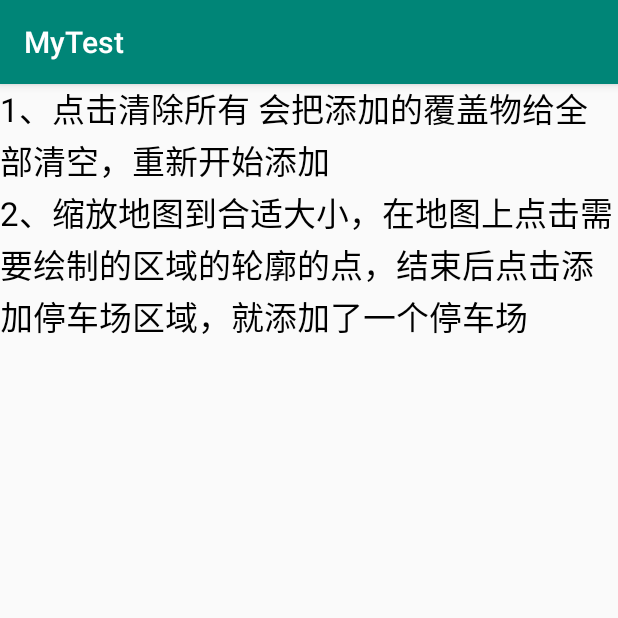
After one commit to aijie1712/MyTest, an Android app: the MapReadmeActivity screen opened directly, with no data from a screen before it, on a phone screen of 412 x 824 dp, the top half of it. The commit adds this screen. Run offline under Robolectric (Android 15) with nearby library versions, the phone set to English and light mode, and no system bars.

Commit message:
添加地图多边形添加

```diff
--- a/app/src/main/AndroidManifest.xml
+++ b/app/src/main/AndroidManifest.xml
@@ -35,6 +35,7 @@
         <activity android:name=".notification.NotificationTestActivity"/>
         <activity android:name=".DownloadApkActivity"/>
         <activity android:name=".map.ParkMapActivity"/>
+        <activity android:name=".map.MapReadmeActivity"/>
 
         <meta-data
             android:name="com.amap.api.v2.apikey"
--- /dev/null
+++ b/app/src/main/java/com/example/mytest/map/MapReadmeActivity.java
@@ -0,0 +1,18 @@
+package com.example.mytest.map;
+
+import android.os.Bundle;
+import android.support.annotation.Nullable;
+import android.support.v7.app.AppCompatActivity;
+
+import com.example.mytest.R;
+
+/**
+ * 地图说明页面
+ */
+public class MapReadmeActivity extends AppCompatActivity {
+    @Override
+    protected void onCreate(@Nullable Bundle savedInstanceState) {
+        super.onCreate(savedInstanceState);
+        setContentView(R.layout.activity_map_readme);
+    }
+}
--- /dev/null
+++ b/app/src/main/res/layout/activity_map_readme.xml
@@ -0,0 +1,14 @@
+<?xml version="1.0" encoding="utf-8"?>
+<LinearLayout xmlns:android="http://schemas.android.com/apk/res/android"
+    android:layout_width="match_parent"
+    android:layout_height="match_parent"
+    android:orientation="vertical">
+
+    <TextView
+        android:layout_width="match_parent"
+        android:layout_height="match_parent"
+        android:lineSpacingExtra="2dp"
+        android:text="@string/map_read_me"
+        android:textColor="@color/global_text_color"
+        android:textSize="22sp" />
+</LinearLayout>
--- a/app/src/main/res/values/colors.xml
+++ b/app/src/main/res/values/colors.xml
@@ -13,4 +13,10 @@
     <color name="global_text_color_hint">#999999</color>
     <color name="divide_line_color">#F0F0F0</color>
     <color name="global_blue">#1870b8</color>
+
+    <!--半透明的按钮背景色-->
+    <color name="trans_btn_color">#88999999</color>
+
+    <color name="map_park_stroke_color">#88ff0000</color>
+    <color name="map_parking_space_fill_color">#88ff0000</color>
 </resources>
--- a/app/src/main/res/values/strings.xml
+++ b/app/src/main/res/values/strings.xml
@@ -6,4 +6,6 @@
     <string name="cancel">取消</string>
     <string name="confirm">确定</string>
     <string name="goSetting">去设置</string>
+
+    <string name="map_read_me">1、点击清除所有 会把添加的覆盖物给全部清空，重新开始添加\n2、缩放地图到合适大小，在地图上点击需要绘制的区域的轮廓的点，结束后点击添加停车场区域，就添加了一个停车场</string>
 </resources>
```
Also changed, not shown: app/src/main/java/com/example/mytest/map/ParkMapActivity.java (+82 -1 lines), app/src/main/res/layout/activity_park_map.xml (+42 -2 lines), 1 other file.
